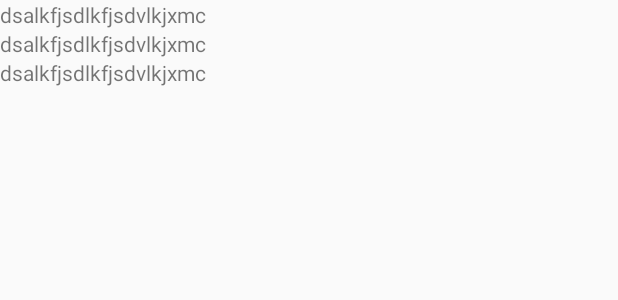
After one commit to Naman2399/Event, an Android app: the layout event_discription_block.xml on its own in the app's theme, with its tools: preview values and no code run, on a phone screen of 412 x 824 dp. The commit adds this screen. Shown: the top 300 px of the screen. Run offline under Robolectric (Android 15) with nearby library versions, the phone set to English and light mode, and no system bars.

Commit message:
Champ begins

```diff
--- a/app/build.gradle
+++ b/app/build.gradle
@@ -34,4 +34,8 @@ dependencies {
     implementation 'com.google.firebase:firebase-core:11.0.2'
     implementation 'com.google.firebase:firebase-auth:11.0.2'
     implementation 'com.google.firebase:firebase-database:11.0.2'
+    implementation 'androidx.recyclerview:recyclerview:1.0.0'
+    implementation 'com.google.android.material:material:1.0.0'
+    implementation 'com.firebaseui:firebase-ui-database:0.4.0'
+
 }
--- /dev/null
+++ b/app/src/main/res/layout/event_discription_block.xml
@@ -0,0 +1,25 @@
+<?xml version="1.0" encoding="utf-8"?>
+<LinearLayout xmlns:android="http://schemas.android.com/apk/res/android"
+    android:orientation="vertical" android:layout_width="match_parent"
+    android:layout_height="wrap_content">
+
+    <TextView
+        android:layout_width="wrap_content"
+        android:layout_height="wrap_content"
+        android:id="@+id/event_name"
+        android:text = "dsalkfjsdlkfjsdvlkjxmc"
+        ></TextView>
+
+    <TextView
+        android:layout_width="wrap_content"
+        android:layout_height="wrap_content"
+        android:id="@+id/event_desc"
+        android:text = "dsalkfjsdlkfjsdvlkjxmc"></TextView>
+
+    <TextView
+        android:layout_width="wrap_content"
+        android:layout_height="wrap_content"
+        android:id="@+id/date"
+        android:text = "dsalkfjsdlkfjsdvlkjxmc"></TextView>
+
+</LinearLayout>
```
Also changed, not shown: app/src/main/java/com/example/myapplication/Data/Event_desc_data.java (+40 -0 lines), app/src/main/java/com/example/myapplication/ui/gallery/GalleryFragment.java (+47 -6 lines).
